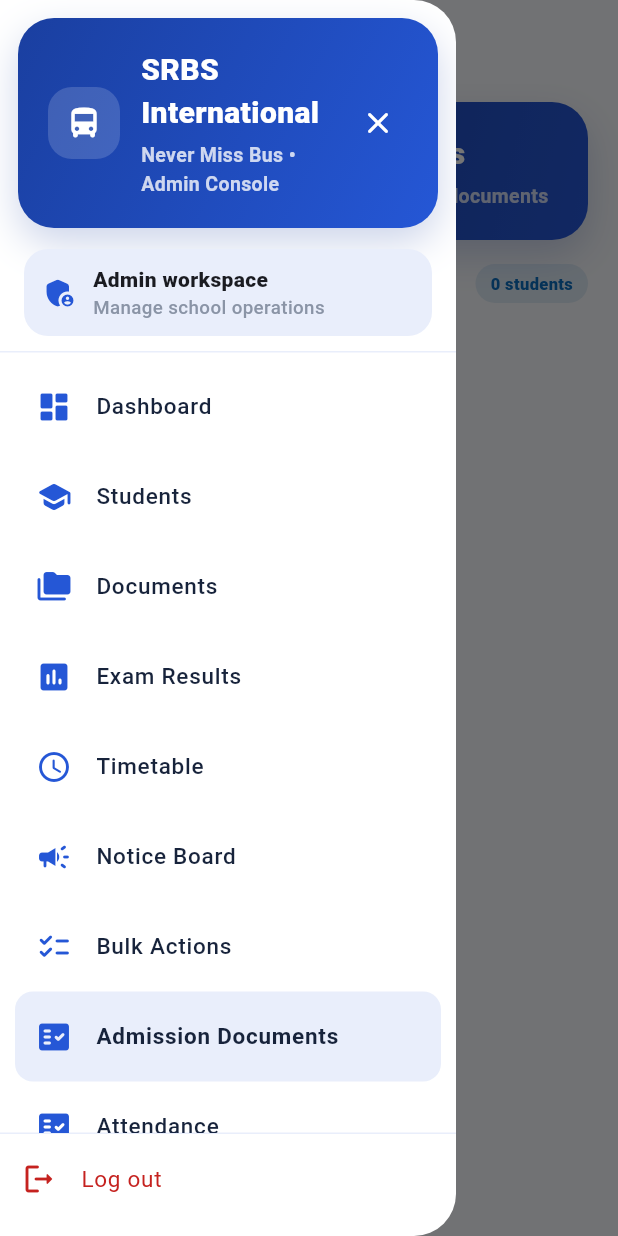
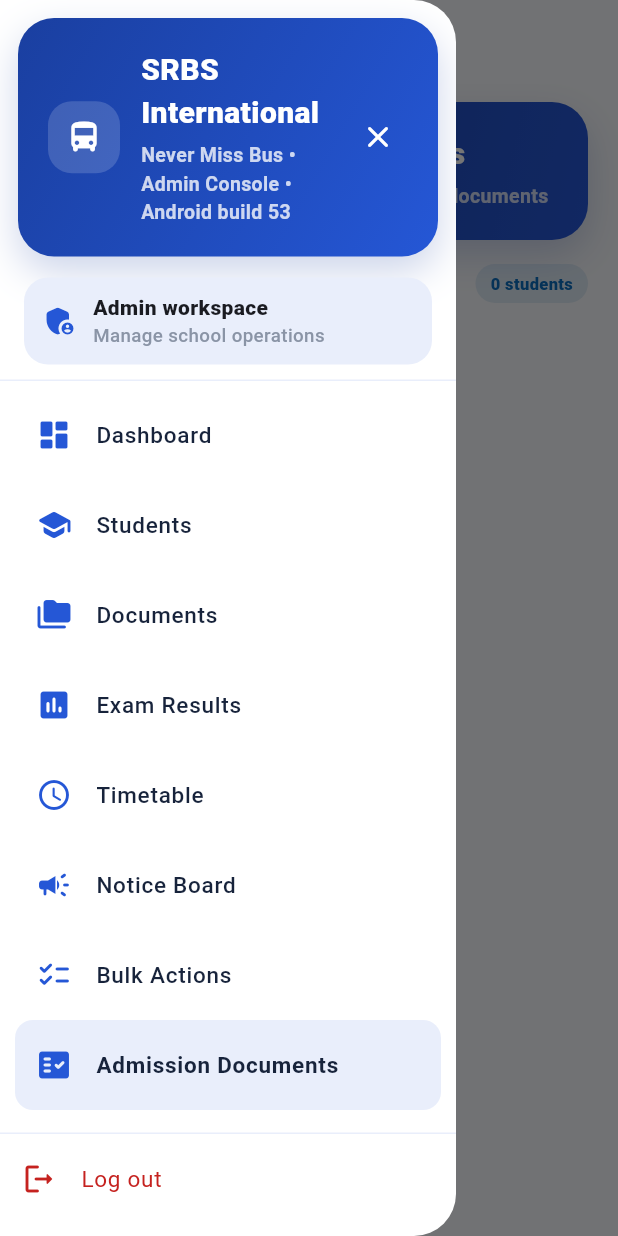
Before and after one commit to agrawalvipinlata-eng/Workspace-uplode, a Flutter app: the AdminAdmissionDocumentsScreen screen opened by its route, with the side drawer open, on a phone screen of 412 x 824 dp. Run offline on Flutter 3.47's test engine with Material 3 defaults, Android fonts, the phone set to English and light mode, and no system bars; our stand-ins replace cloud_firestore, connectivity_plus, device_info_plus, file_picker, firebase_auth, firebase_core and 14 more; accounts and stored records are empty.

Commit message:
Fix Android phone viewport constraints for updated screens

```diff
--- a/never_miss_bus/lib/core/widgets/responsive_scaffold_body.dart
+++ b/never_miss_bus/lib/core/widgets/responsive_scaffold_body.dart
@@ -1,8 +1,9 @@
 import 'package:flutter/material.dart';
 import '../constants/nmb_constants.dart';
 
-/// Constrains content width on large screens and applies standard padding —
-/// keeps layouts responsive without hard-coded dimensions in screens.
+/// Constrains content width on large screens and applies standard padding.
+/// Non-scrollable mode deliberately fills the viewport so child ListViews and
+/// Expanded widgets receive finite Android phone constraints.
 class ResponsiveBody extends StatelessWidget {
   const ResponsiveBody({
     super.key,
@@ -17,29 +18,33 @@ class ResponsiveBody extends StatelessWidget {
 
   @override
   Widget build(BuildContext context) {
-    final Widget constrained = Center(
+    final Widget padded = Padding(
+      padding: padding ??
+          const EdgeInsets.symmetric(
+            horizontal: NmbConstants.screenPadding,
+            vertical: 12,
+          ),
+      child: child,
+    );
+    final Widget content = Center(
       child: ConstrainedBox(
         constraints:
             const BoxConstraints(maxWidth: NmbConstants.maxContentWidth),
-        child: SizedBox(
-          width: double.infinity,
-          child: Padding(
-            padding: padding ??
-                const EdgeInsets.symmetric(
-                  horizontal: NmbConstants.screenPadding,
-                  vertical: 12,
-                ),
-            child: child,
-          ),
-        ),
+        child: scrollable
+            ? padded
+            : SizedBox(
+                width: double.infinity,
+                height: double.infinity,
+                child: padded,
+              ),
       ),
     );
 
-    if (!scrollable) return SafeArea(child: constrained);
+    if (!scrollable) return SafeArea(child: content);
     return SafeArea(
       child: SingleChildScrollView(
         physics: const BouncingScrollPhysics(),
-        child: constrained,
+        child: content,
       ),
     );
   }
--- a/never_miss_bus/lib/features/admin/admin_shell.dart
+++ b/never_miss_bus/lib/features/admin/admin_shell.dart
@@ -105,7 +105,7 @@ class AdminShell extends ConsumerWidget {
                   padding: const EdgeInsets.fromLTRB(12, 12, 12, 8),
                   child: NmbGradientHeader(
                     title: 'SRBS International',
-                    subtitle: 'Never Miss Bus • Admin Console',
+                    subtitle: 'Never Miss Bus • Admin Console • Android build 53',
                     icon: Icons.directions_bus_rounded,
                     trailing: IconButton(
                       onPressed: () => Navigator.of(context).pop(),
--- a/never_miss_bus/pubspec.yaml
+++ b/never_miss_bus/pubspec.yaml
@@ -1,7 +1,7 @@
 name: never_miss_bus
 description: "Never Miss Bus — secure school bus live tracking for SRBS International School."
 publish_to: "none"
-version: 1.0.0+52
+version: 1.0.0+53
 
 environment:
   sdk: ">=3.4.0 <4.0.0"
```
